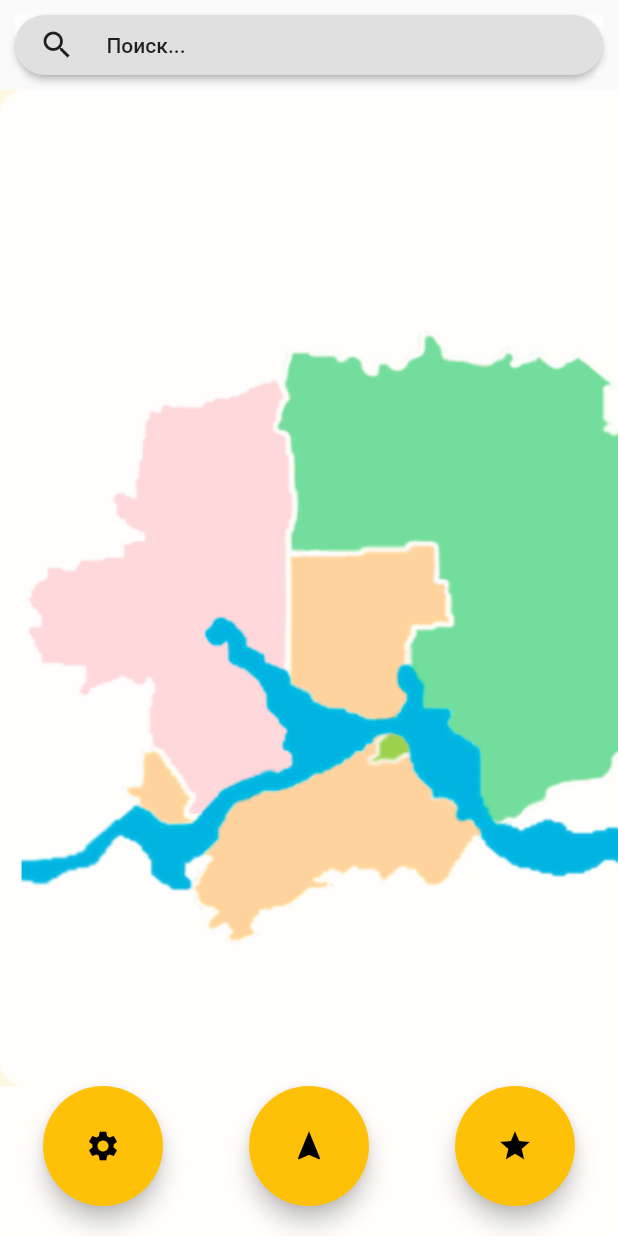
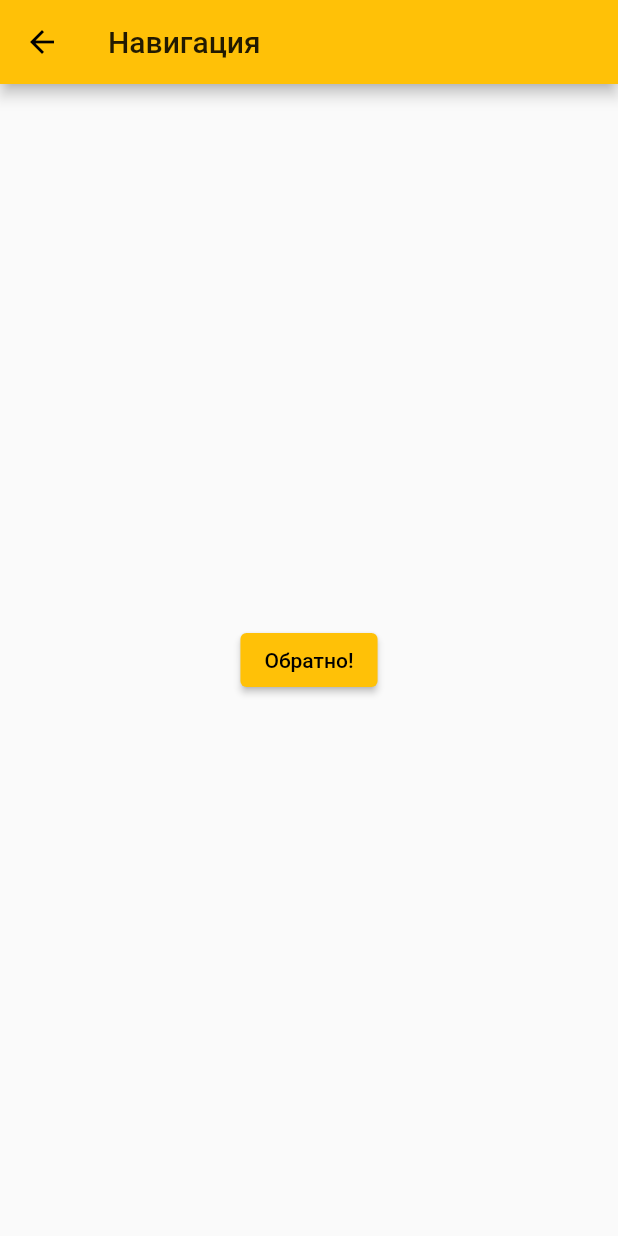
Before and after one commit to f1reworker/Wel-omeToMariEl, a Flutter app: the screen it shows after launch, after a tap on the "navigation" icon, on a phone screen of 412 x 824 dp. Run offline on Flutter 3.47's test engine with Material 2 defaults, Android fonts, the phone set to English and light mode, and no system bars.

Commit message:
Added settings, navigation and favorite window

```diff
--- a/lib/main.dart
+++ b/lib/main.dart
@@ -1,5 +1,8 @@
 import 'package:flutter/material.dart';
+import 'package:welcome_to_mari_el/favorite.dart';
+import 'package:welcome_to_mari_el/navigation.dart';
 import 'package:welcome_to_mari_el/searchBar.dart';
+import 'package:welcome_to_mari_el/settings.dart';
 
 void main() => runApp(MyApp());
 
@@ -20,7 +23,10 @@ class MyApp extends StatelessWidget {
       initialRoute: '/',
       routes: {
         '/': (context) => HomePage(),
-        '/second': (context) => SearchList(),
+        '/search': (context) => SearchList(),
+        '/favorite': (context) => FavoritePage(),
+        '/settings': (context) => SettingsPage(),
+        '/navigation': (context) => NavigationPage(),
       },
     );
   }
@@ -60,7 +66,7 @@ class SearchButton extends StatelessWidget {
       ),
       child: RaisedButton(
         onPressed: () {
-          Navigator.pushNamed(context, '/second');
+          Navigator.pushNamed(context, '/search');
         },
         shape: RoundedRectangleBorder(
             borderRadius: new BorderRadius.circular(40.0)),
@@ -77,7 +83,7 @@ class Map extends StatelessWidget {
   @override
   Widget build(BuildContext context) {
     return Container(
-      height: MediaQuery.of(context).size.height - 150,
+      height: MediaQuery.of(context).size.height,
       width: MediaQuery.of(context).size.width,
       color: Colors.amber[50],
       child: ListView(
@@ -107,41 +113,46 @@ class Buttons extends StatelessWidget {
             decoration: BoxDecoration(
               color: PrimaryColor,
             ),
-            height: 80,
-            width: 80,
-            margin: EdgeInsets.only(bottom: 20),
+            height: 100,
+            width: 100,
+            child: FlatButton(
+                onPressed: () {
+                  Navigator.pushNamed(context, '/settings');
+                },
+                child: Image.asset(
+                  'assets/images/settings.png',
+                  fit: BoxFit.cover,
+                )),
+          ),
+          Container(
+            decoration: BoxDecoration(
+              color: PrimaryColor,
+            ),
+            height: 70,
+            width: 70,
             child: FloatingActionButton(
               heroTag: null,
-              child: Icon(Icons.settings),
-              onPressed: () {},
+              child: Icon(Icons.navigation),
+              onPressed: () {
+                Navigator.pushNamed(context, '/navigation');
+              },
             ),
           ),
           Container(
             decoration: BoxDecoration(
               color: PrimaryColor,
             ),
-            height: 80,
-            width: 80,
-            margin: EdgeInsets.only(bottom: 20),
-            child: FloatingActionButton(
-              heroTag: null,
-              child: Icon(Icons.navigation),
-              onPressed: () {},
-            ),
+            height: 100,
+            width: 100,
+            child: FlatButton(
+                onPressed: () {
+                  Navigator.pushNamed(context, '/favorite');
+                },
+                child: Image.asset(
+                  'assets/images/favorite.png',
+                  fit: BoxFit.cover,
+                )),
           ),
-          Container(
-            decoration: BoxDecoration(
-              color: PrimaryColor,
-            ),
-            height: 80,
-            width: 80,
-            margin: EdgeInsets.only(bottom: 20),
-            child: FloatingActionButton(
-              heroTag: null,
-              child: Icon(Icons.star),
-              onPressed: () {},
-            ),
-          )
         ],
       ),
     );
--- /dev/null
+++ b/lib/navigation.dart
@@ -0,0 +1,20 @@
+import 'package:flutter/material.dart';
+
+class NavigationPage extends StatelessWidget {
+  @override
+  Widget build(BuildContext context) {
+    return Scaffold(
+      appBar: AppBar(
+        title: Text("Навигация"),
+      ),
+      body: Center(
+        child: ElevatedButton(
+          onPressed: () {
+            Navigator.pop(context);
+          },
+          child: Text('Обратно!'),
+        ),
+      ),
+    );
+  }
+}
--- a/pubspec.yaml
+++ b/pubspec.yaml
@@ -52,7 +52,6 @@ flutter:
   assets:
     - assets/
     - assets/images/map.png
-    - assets/images/karta.png
     - assets/images/settings.png
     - assets/images/settings.svg
   # An image asset can refer to one or more resolution-specific "variants", see
```
Also changed, not shown: lib/favorite.dart (added, +20 -0 lines), lib/settings.dart (added, +20 -0 lines).
